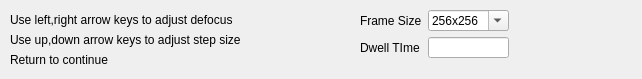
Above: extensions/manualFocus/manualFocus.ui from LeBeauGroup/usetem before the change. Below: the same form after it.
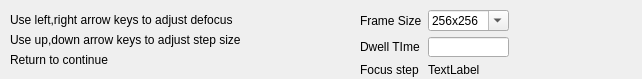
That is the form after the change.

Commit message: now with step size update

```diff
--- a/extensions/manualFocus/manualFocus.ui
+++ b/extensions/manualFocus/manualFocus.ui
@@ -52,13 +52,13 @@
     <string>Return to continue</string>
    </property>
   </widget>
-  <widget class="QWidget" name="">
+  <widget class="QWidget" name="layoutWidget">
    <property name="geometry">
     <rect>
      <x>360</x>
      <y>10</y>
      <width>149</width>
-     <height>48</height>
+     <height>67</height>
     </rect>
    </property>
    <layout class="QGridLayout" name="gridLayout">
@@ -101,6 +101,20 @@
       </property>
      </widget>
     </item>
+    <item row="2" column="0">
+     <widget class="QLabel" name="label_6">
+      <property name="text">
+       <string>Focus step</string>
+      </property>
+     </widget>
+    </item>
+    <item row="2" column="1">
+     <widget class="QLabel" name="stepSizeLabel">
+      <property name="text">
+       <string>TextLabel</string>
+      </property>
+     </widget>
+    </item>
    </layout>
   </widget>
  </widget>
```
Left out of the diff: 6 changed lines with no effect on the pictures. The commit also changes 3 other files.
